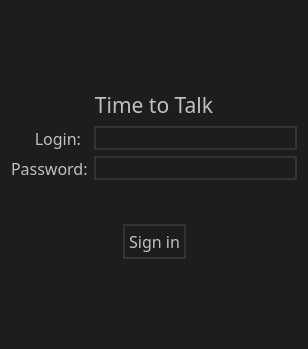
Old version of the form Client/authmenu.ui in the repository vleliseev/Qt-Chat.
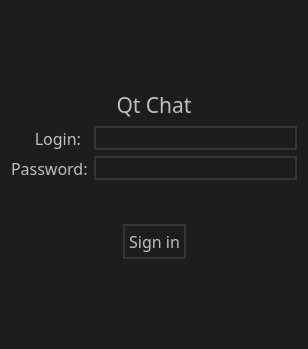
New version of the form.

The edit to the form file:
```diff
--- a/Client/authmenu.ui
+++ b/Client/authmenu.ui
@@ -61,7 +61,7 @@
        <string notr="true">color: silver;</string>
       </property>
       <property name="text">
-       <string>Time to Talk</string>
+       <string>Qt Chat</string>
       </property>
       <property name="alignment">
        <set>Qt::AlignCenter</set>
```
